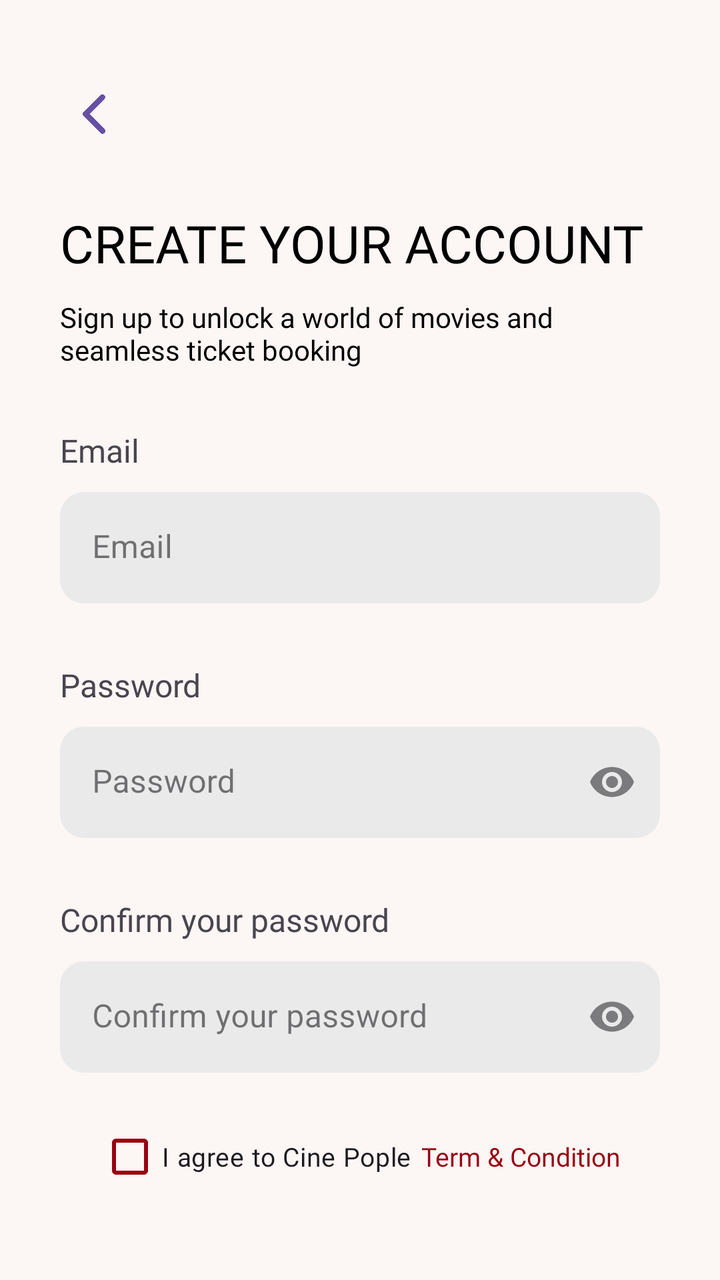
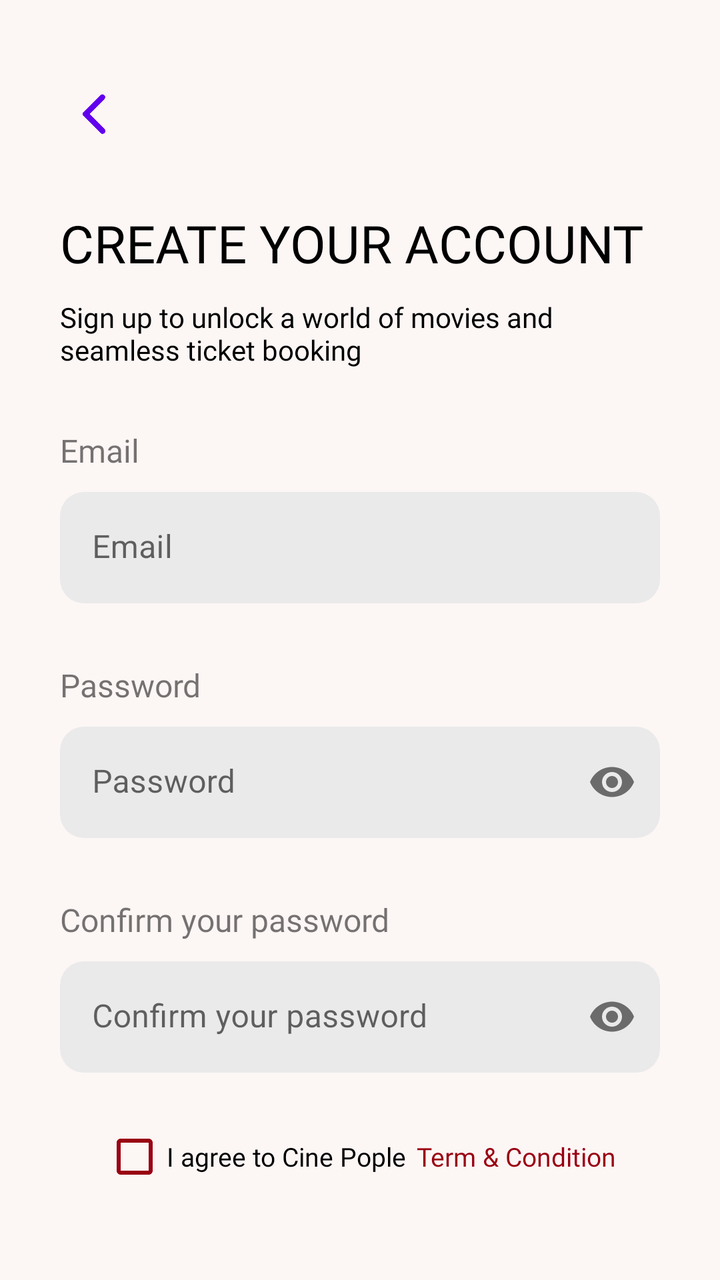

Screens rendered from an Android XML layout before and after an edit, with the pre-edit source and the edit as a unified diff.
<!-- AndroidManifest.xml: application theme Theme.Cinepople -->
<!-- res/layout/activity_signup.xml -->
<?xml version="1.0" encoding="utf-8"?>
<LinearLayout xmlns:android="http://schemas.android.com/apk/res/android"
    xmlns:app="http://schemas.android.com/apk/res-auto"
    xmlns:tools="http://schemas.android.com/tools"
    android:layout_width="match_parent"
    android:layout_height="match_parent"
    android:orientation="vertical"
    android:background="@color/white_main"
    android:padding="20dp"
    tools:context=".SignUpActivity">

    <com.google.android.material.button.MaterialButton
        android:id="@+id/btn_return_signup"
        android:layout_width="34dp"
        android:layout_height="34dp"
        android:background="@drawable/ic_return"
        android:layout_marginHorizontal="10dp"
        android:layout_marginTop="20dp"
        android:layout_marginBottom="30dp"/>

    <TextView
        android:id="@+id/tv_create_account_title"
        android:layout_width="match_parent"
        android:layout_height="wrap_content"
        android:text="@string/signup_tag"
        android:textAllCaps="true"
        android:fontFamily="@font/montserrat_extrabold"
        android:layout_marginHorizontal="10dp"
        android:textColor="@color/black_text"
        android:textSize="26sp"
        android:layout_marginBottom="10dp"/>

    
    <TextView
        android:id="@+id/tv_signup_description"
        android:layout_width="match_parent"
        android:layout_height="wrap_content"
        android:text="@string/signup_info"
        android:fontFamily="@font/montserrat_medium"
        android:textColor="@color/black_text"
        android:textSize="14sp"
        android:layout_marginHorizontal="10dp"
        android:layout_marginBottom="30dp"/>

    <LinearLayout
        android:layout_width="match_parent"
        android:layout_height="wrap_content"
        android:orientation="vertical"
        android:layout_marginBottom="10dp"
        android:layout_marginHorizontal="10dp">

        <TextView
            android:layout_width="match_parent"
            android:layout_height="wrap_content"
            android:text="@string/email"
            android:layout_marginBottom="10dp"
            android:fontFamily="@font/montserrat_semibold"
            android:textSize="16sp"/>

        <com.google.android.material.textfield.TextInputLayout
            android:id="@+id/layout_email_signup"
            style="@style/Widget.MaterialComponents.TextInputLayout.FilledBox"
            android:layout_width="match_parent"
            android:layout_height="wrap_content"

            android:layout_marginBottom="20dp"
            android:hint="@string/email"
            app:boxBackgroundColor="#EAEAEA"
            app:boxCornerRadiusTopStart="12dp"
            app:boxCornerRadiusTopEnd="12dp"
            app:boxCornerRadiusBottomStart="12dp"
            app:boxCornerRadiusBottomEnd="12dp"
            app:boxStrokeWidth="0dp"
            app:boxStrokeWidthFocused="0dp">

            <com.google.android.material.textfield.TextInputEditText
                android:id="@+id/ed_email_signup"
                android:layout_width="match_parent"
                android:layout_height="wrap_content"
                android:inputType="textEmailAddress"
                android:textColor="@android:color/black"
                android:textSize="16sp" />
            </com.google.android.material.textfield.TextInputLayout>
    </LinearLayout>

    <LinearLayout
        android:layout_width="match_parent"
        android:layout_height="wrap_content"
        android:layout_marginHorizontal="10dp"
        android:layout_marginBottom="10dp"
        android:orientation="vertical">

        <TextView
            android:layout_width="match_parent"
            android:layout_height="wrap_content"
            android:text="@string/password"
            android:layout_marginBottom="10dp"
            android:fontFamily="@font/montserrat_semibold"
            android:textSize="16sp"/>

        <com.google.android.material.textfield.TextInputLayout
        android:id="@+id/layout_password_signup"
        style="@style/Widget.MaterialComponents.TextInputLayout.FilledBox"
        android:layout_width="match_parent"
        android:layout_height="wrap_content"
        android:layout_marginBottom="20dp"
        android:hint="@string/password"
        app:boxBackgroundColor="#EAEAEA"
        app:boxCornerRadiusTopStart="12dp"
        app:boxCornerRadiusTopEnd="12dp"
        app:boxCornerRadiusBottomStart="12dp"
        app:boxCornerRadiusBottomEnd="12dp"
        app:boxStrokeWidth="0dp"
        app:boxStrokeWidthFocused="0dp"
        app:endIconMode="password_toggle">

        <com.google.android.material.textfield.TextInputEditText
            android:id="@+id/ed_password_signup"
            android:layout_width="match_parent"
            android:layout_height="wrap_content"
            android:inputType="textPassword"
            android:textColor="@android:color/black"
            android:textSize="16sp" />

    </com.google.android.material.textfield.TextInputLayout>
    </LinearLayout>

    <LinearLayout
        android:layout_width="match_parent"
        android:layout_height="wrap_content"
        android:layout_marginHorizontal="10dp"
        android:layout_marginBottom="10dp"
        android:orientation="vertical">

        <TextView
            android:layout_width="match_parent"
            android:layout_height="wrap_content"
            android:text="@string/confirm_password"
            android:layout_marginBottom="10dp"
            android:fontFamily="@font/montserrat_semibold"
            android:textSize="16sp"/>

        <com.google.android.material.textfield.TextInputLayout
            android:id="@+id/layout_confirm_password_signup"
            style="@style/Widget.MaterialComponents.TextInputLayout.FilledBox"
            android:layout_width="match_parent"
            android:layout_height="wrap_content"
            android:layout_marginBottom="20dp"
            android:hint="@string/confirm_password"
            android:fontFamily="@font/montserrat"
            app:boxBackgroundColor="#EAEAEA"
            app:boxCornerRadiusTopStart="12dp"
            app:boxCornerRadiusTopEnd="12dp"
            app:boxCornerRadiusBottomStart="12dp"
            app:boxCornerRadiusBottomEnd="12dp"
            app:boxStrokeWidth="0dp"
            app:boxStrokeWidthFocused="0dp"
            app:endIconMode="password_toggle">

            <com.google.android.material.textfield.TextInputEditText
                android:id="@+id/ed_confirm_password_signup"
                android:layout_width="match_parent"
                android:layout_height="wrap_content"
                android:inputType="textPassword"
                android:textColor="@android:color/black"
                android:textSize="16sp" />
        </com.google.android.material.textfield.TextInputLayout>
    </LinearLayout>

    <LinearLayout
        android:layout_width="match_parent"
        android:layout_height="wrap_content"
        android:gravity="center"
        android:layout_marginHorizontal="10dp"
        android:layout_marginBottom="30dp"
        android:orientation="horizontal">

        <CheckBox
            android:id="@+id/cb_agree_terms"
            android:layout_width="wrap_content"
            android:layout_height="wrap_content"
            android:layout_marginEnd="5dp"
            android:buttonTint="#990011"
            android:fontFamily="@font/montserrat_medium"
            android:text="@string/agree_license"
            android:textSize="13sp" />

        <TextView
            android:id="@+id/tv_terms_link"
            android:layout_width="wrap_content"
            android:layout_height="match_parent"
            android:fontFamily="@font/montserrat_bold"
            android:gravity="center_vertical"
            android:text="@string/license"
            android:textColor="@color/red_main"
            android:textSize="13sp" />
    </LinearLayout>

    
    <LinearLayout
        android:layout_width="match_parent"
        android:layout_height="wrap_content"
        android:layout_marginHorizontal="10dp"
        android:orientation="horizontal"
        android:gravity="center"
        android:layout_marginBottom="40dp">

    <TextView
        android:layout_width="wrap_content"
        android:layout_height="wrap_content"
        android:text="@string/signup_other_tag"
        android:fontFamily="@font/montserrat_medium"
        android:textColor="@color/black_text"
        android:layout_marginEnd="5dp"
        android:textSize="13sp"/>

    <TextView
        android:id="@+id/tv_sign_in_link"
        android:layout_width="wrap_content"
        android:layout_height="wrap_content"
        android:fontFamily="@font/montserrat_medium"
        android:text="@string/sign_in"
        android:textColor="@color/red_main"
        android:textStyle="bold"
        android:textSize="13sp"/>
</LinearLayout>

    
    <com.google.android.material.button.MaterialButton
        android:id="@+id/btn_login"
        android:layout_width="match_parent"
        android:layout_height="wrap_content"
        android:layout_marginHorizontal="10dp"
        android:text="@string/next"
        android:textAllCaps="true"
        android:fontFamily="@font/montserrat_semibold"
        android:textSize="20sp"
        android:padding="16dp"
        app:cornerRadius="30dp"
        app:backgroundTint="@color/red_main"/>

</LinearLayout>
<!-- resources referenced by this layout -->
<resources>
  <color name="black_text">#FF000000</color>
  <color name="red_main">#990011</color>
  <color name="white_main">#FCF6F5</color>
  <!-- drawable ic_return: png bitmap (drawable, 2943 bytes) -->
  <string name="agree_license">I agree to Cine                                                                                                                                                                                                                                                                                                                                                                                                                                                                                                                                                                                                                                                                                                                                                                                                                                                                                                                                                                                                                                                                                                                                                                                                                                                                                                                                                                                                                                                                                                                            Pople</string>
  <string name="confirm_password">Confirm your password</string>
  <string name="email">Email</string>
  <string name="license">Term &amp; Condition</string>
  <string name="next">Next</string>
  <string name="password">Password</string>
  <string name="sign_in">Sign in</string>
  <string name="signup_info">Sign up to unlock a world of movies and seamless ticket booking</string>
  <string name="signup_other_tag">Already have an account?</string>
  <string name="signup_tag">Create your account</string>
  <style name="Theme.Cinepople" parent="Base.Theme.Cinepople" />
  <style name="Base.Theme.Cinepople" parent="Theme.Material3.DayNight.NoActionBar">
          
          
      </style>
</resources>

<!-- the commit's change to res/layout/activity_signup.xml (unified diff, before → after) -->
@@ -8,6 +8,7 @@
     android:background="@color/white_main"
     android:padding="20dp"
     tools:context=".SignUpActivity">
+
 
     <com.google.android.material.button.MaterialButton
         android:id="@+id/btn_return_signup"
@@ -227,7 +228,7 @@
 
     
     <com.google.android.material.button.MaterialButton
-        android:id="@+id/btn_login"
+        android:id="@+id/btn_next_signup"
         android:layout_width="match_parent"
         android:layout_height="wrap_content"
         android:layout_marginHorizontal="10dp"
<!-- resource entries referenced after the edit -->
@@ -14,10 +14,13 @@
   <string name="signup_info">Sign up to unlock a world of movies and seamless ticket booking</string>
   <string name="signup_other_tag">Already have an account?</string>
   <string name="signup_tag">Create your account</string>
-  <style name="Theme.Cinepople" parent="Base.Theme.Cinepople" />
-  <style name="Base.Theme.Cinepople" parent="Theme.Material3.DayNight.NoActionBar">
-          
-          
+  <style name="Theme.Cinepople" parent="Theme.MaterialComponents.DayNight.NoActionBar">
+          <item name="android:windowTranslucentStatus">false</item>
+          <item name="android:windowTranslucentNavigation">false</item>
+          <item name="android:windowDrawsSystemBarBackgrounds">true</item>
+          <item name="android:statusBarColor" tools:targetApi="L">#000000</item>
+          <item name="android:windowLightStatusBar" tools:targetApi="M">false</item>
+          ...
       </style>
 </resources>
 
